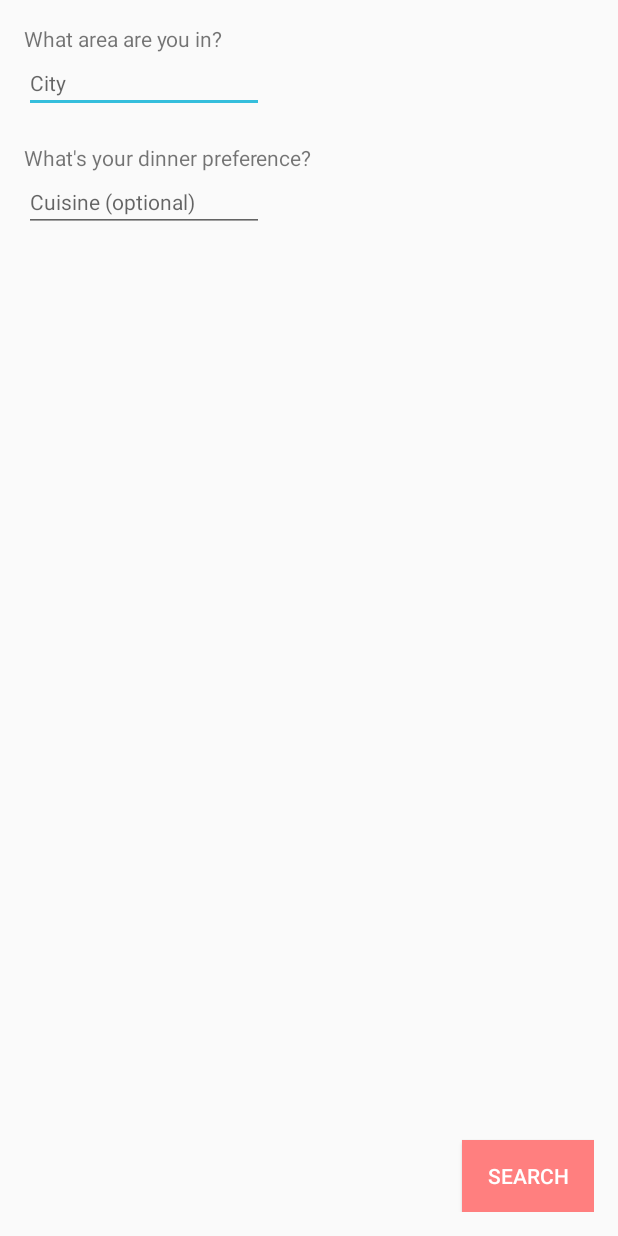
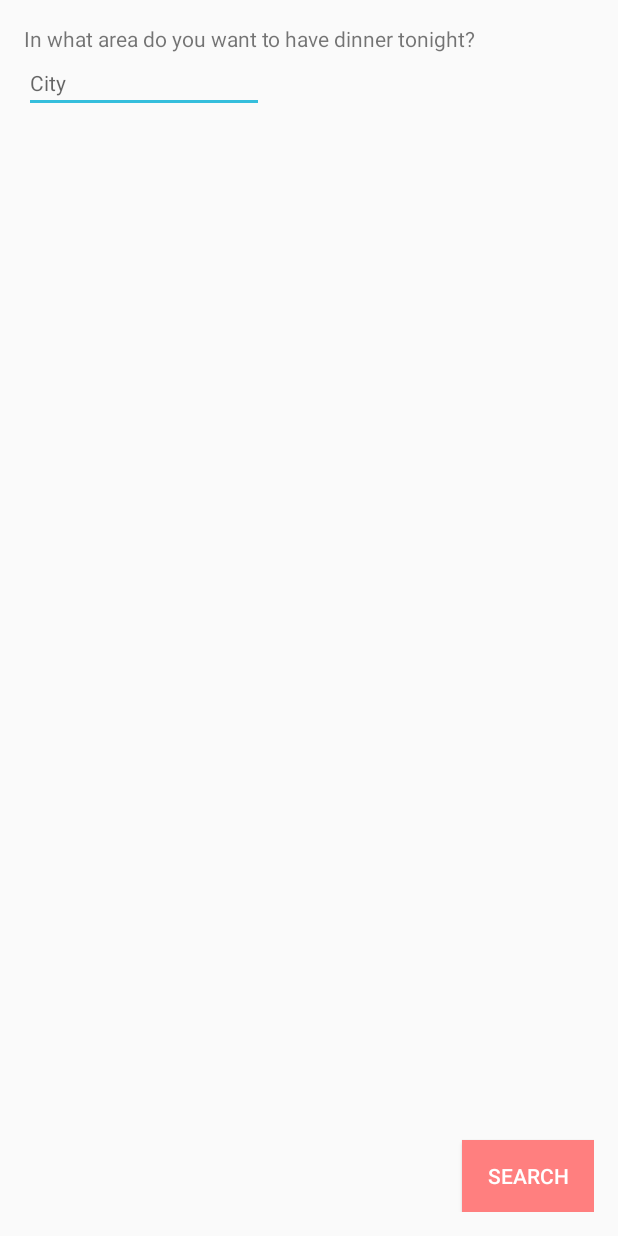
Before and after one commit to tirzaelise/Meet-Eat, an Android app: the layout fragment_join.xml on its own in the app's theme, with its tools: preview values and no code run, on a phone screen of 412 x 824 dp. Run offline under Robolectric (Android 15) with nearby library versions, the phone set to English and light mode, and no system bars.

```diff
--- a/Meet-Eat/app/build.gradle
+++ b/Meet-Eat/app/build.gradle
@@ -30,6 +30,7 @@ dependencies {
     compile 'com.google.firebase:firebase-database:10.0.1'
     compile 'com.android.support:design:25.1.0'
     compile 'com.squareup.picasso:picasso:2.4.0'
+    compile 'org.apache.commons:commons-lang3:3.4'
     testCompile 'junit:junit:4.12'
 }
 apply plugin: 'com.google.gms.google-services'
--- a/Meet-Eat/app/src/main/java/nl/mprog/meeteat/CookFragment.java
+++ b/Meet-Eat/app/src/main/java/nl/mprog/meeteat/CookFragment.java
@@ -9,6 +9,8 @@ import android.view.View;
 import android.view.ViewGroup;
 import android.widget.EditText;
 import android.widget.Toast;
+
+import static org.apache.commons.lang3.text.WordUtils.capitalizeFully;
 
 public class CookFragment extends Fragment implements View.OnClickListener {
     View rootView;
@@ -44,7 +46,8 @@ public class CookFragment extends Fragment implements View.OnClickListener {
         startTime = ((EditText) rootView.findViewById(R.id.giveTime)).getText().toString();
         freeSpacesString = ((EditText) rootView.findViewById(R.id.giveAmount)).getText()
                 .toString();
-        area = ((EditText) rootView.findViewById(R.id.giveArea)).getText().toString();
+        area = capitalizeFully(((EditText) rootView.findViewById(R.id.giveArea)).getText()
+                .toString());
 
         if (!filledInAllFields()) {
             Toast.makeText(activity, "Please fill in all fields", Toast.LENGTH_SHORT).show();
--- a/Meet-Eat/app/src/main/java/nl/mprog/meeteat/MainActivity.java
+++ b/Meet-Eat/app/src/main/java/nl/mprog/meeteat/MainActivity.java
@@ -1,7 +1,6 @@
 package nl.mprog.meeteat;
 
 import android.app.FragmentManager;
-import android.content.Intent;
 import android.content.res.Configuration;
 import android.support.v4.widget.DrawerLayout;
 import android.support.v7.app.ActionBar;
--- a/Meet-Eat/app/src/main/res/layout/fragment_join.xml
+++ b/Meet-Eat/app/src/main/res/layout/fragment_join.xml
@@ -15,7 +15,7 @@
         android:layout_height="wrap_content"
         android:layout_alignParentStart="true"
         android:layout_alignParentTop="true"
-        android:text="@string/whatArea"
+        android:text="@string/areaPref"
         android:id="@+id/whatArea" />
 
     <EditText
@@ -27,24 +27,6 @@
         android:ems="10"
         android:textSize="14sp"
         android:id="@+id/giveArea"/>
-
-    <TextView
-        android:layout_width="wrap_content"
-        android:layout_height="wrap_content"
-        android:layout_below="@+id/giveArea"
-        android:layout_marginTop="20dp"
-        android:text="@string/whatPreference"
-        android:id="@+id/whatPreference" />
-
-    <EditText
-        android:layout_width="wrap_content"
-        android:layout_height="wrap_content"
-        android:layout_below="@+id/whatPreference"
-        android:hint="@string/cuisineOpt"
-        android:inputType="textPersonName"
-        android:ems="10"
-        android:textSize="14sp"
-        android:id="@+id/givePreference"/>
 
     <Button
         android:text="@string/search"
--- a/Meet-Eat/app/src/main/res/layout/list_child.xml
+++ b/Meet-Eat/app/src/main/res/layout/list_child.xml
@@ -55,6 +55,5 @@
         android:layout_height="wrap_content"
         android:layout_below="@id/startTime"
         android:layout_marginBottom="5dp"
-        android:layout_toStartOf="@id/joinButton"
         android:id="@+id/ingredients" />
 </RelativeLayout>
--- a/Meet-Eat/app/src/main/res/values/strings.xml
+++ b/Meet-Eat/app/src/main/res/values/strings.xml
@@ -46,4 +46,5 @@
     <string name="name">Name</string>
     <string name="hello">Hello!</string>
     <string name="accountAlready">Already have an account?</string>
+    <string name="areaPref">In what area do you want to have dinner tonight?</string>
 </resources>
```
Also changed, not shown: Meet-Eat/app/src/main/java/nl/mprog/meeteat/AccountFragment.java (+6 -10 lines), Meet-Eat/app/src/main/java/nl/mprog/meeteat/JoinFragment.java (+13 -14 lines), Meet-Eat/app/src/main/java/nl/mprog/meeteat/MainFragment.java (+5 -3 lines).
